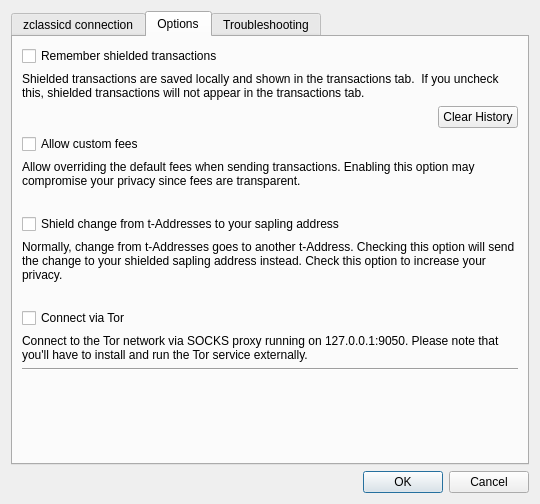
Old version of the form src/settings.ui in the repository ZclassicCommunity/zcl-qt-wallet.
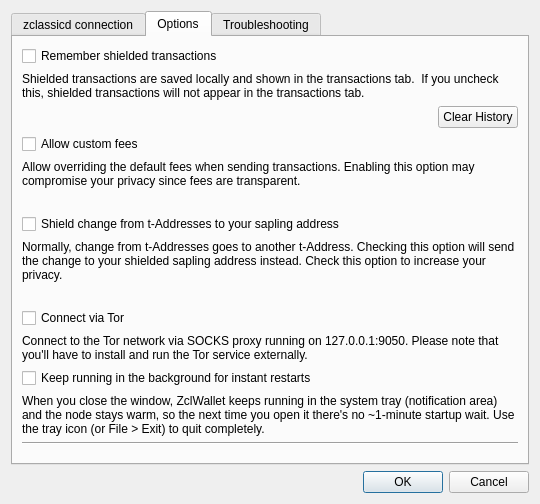
New version of the form. The open tabs and pages were chosen to show the change.

Commit message: gui: opt-in tray-resident node + cached-balance instant paint

The edit to the form file:
```diff
--- a/src/settings.ui
+++ b/src/settings.ui
@@ -210,13 +210,30 @@
         </widget>
        </item>
        <item row="11" column="0" colspan="2">
+        <widget class="QCheckBox" name="chkKeepInTray">
+         <property name="text">
+          <string>Keep running in the background for instant restarts</string>
+         </property>
+        </widget>
+       </item>
+       <item row="12" column="0" colspan="2">
+        <widget class="QLabel" name="label_tray">
+         <property name="text">
+          <string>When you close the window, ZclWallet keeps running in the system tray (notification area) and the node stays warm, so the next time you open it there's no ~1-minute startup wait. Use the tray icon (or File &gt; Exit) to quit completely.</string>
+         </property>
+         <property name="wordWrap">
+          <bool>true</bool>
+         </property>
+        </widget>
+       </item>
+       <item row="13" column="0" colspan="2">
         <widget class="Line" name="line_2">
          <property name="orientation">
           <enum>Qt::Horizontal</enum>
          </property>
         </widget>
        </item>
-       <item row="12" column="0" colspan="2">
+       <item row="14" column="0" colspan="2">
         <spacer name="verticalSpacer_2">
          <property name="orientation">
           <enum>Qt::Vertical</enum>
```
The commit also changes 6 other files.
